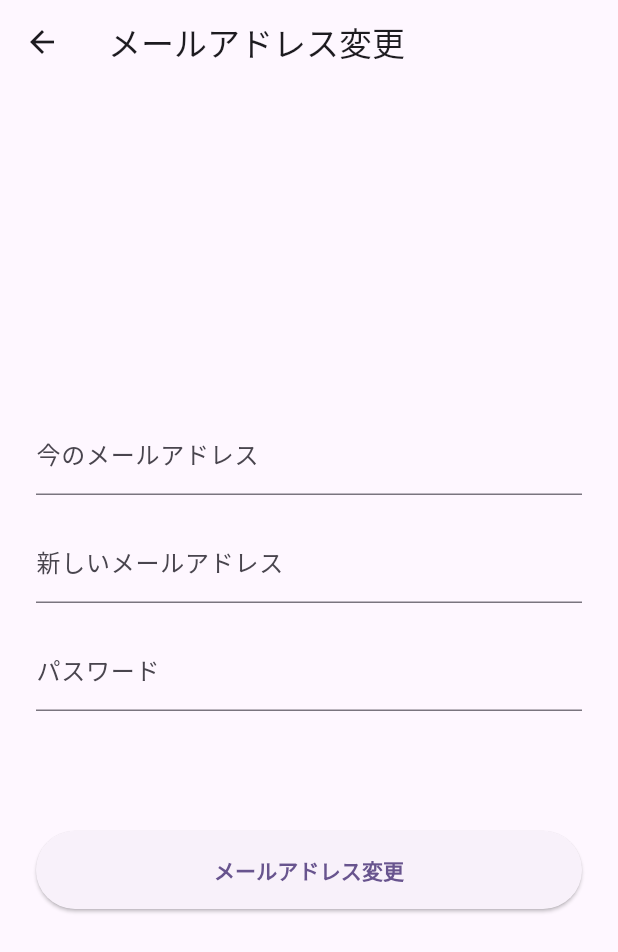
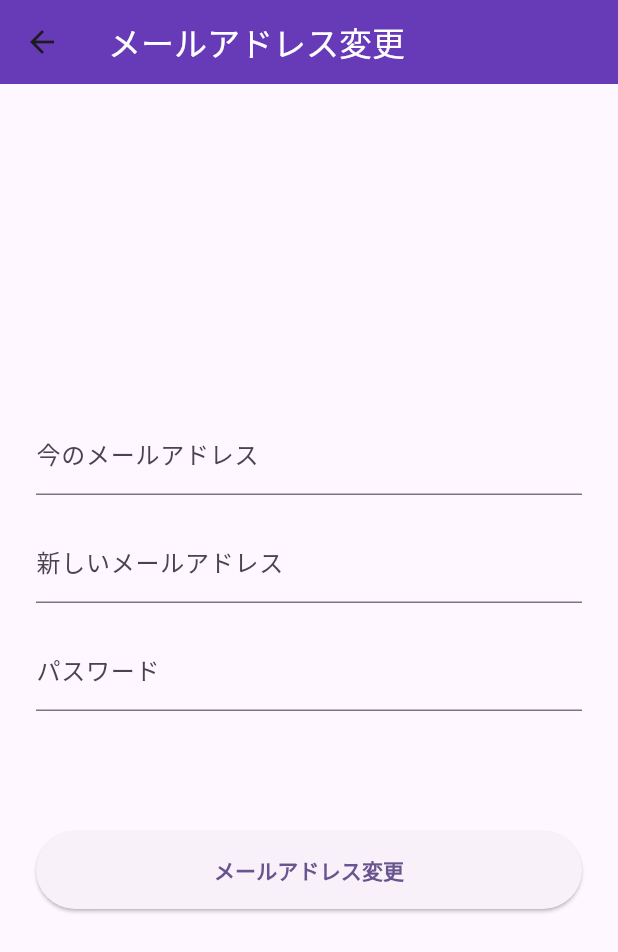
Before and after one commit to mosssssy/todo_20240422, a Flutter app: the EditEmailPage screen opened directly, on a phone screen of 412 x 824 dp. Shown: the top 952 px of the screen. Run offline on Flutter 3.47's test engine with Material 3 defaults, Android fonts, the phone set to English and light mode, and no system bars; our stand-ins replace cloud_firestore, firebase_auth, firebase_core, firebase_storage, fluttertoast, freezed_annotation and 1 more; accounts and stored records are empty.

```diff
--- a/lib/views/my_page/edit_emal/edit_email.dart
+++ b/lib/views/my_page/edit_emal/edit_email.dart
@@ -17,7 +17,15 @@ class EditEmailPage extends StatelessWidget {
     final TextEditingController passController = TextEditingController();
     emailController.text = myUserEmail;
     return Scaffold(
-      appBar: AppBar(title: const Text('メールアドレス変更')),
+      appBar: AppBar(
+        title: const Text(
+          'メールアドレス変更',
+          style: TextStyle(
+            color: Colors.white,
+          ),
+        ),
+        backgroundColor: Colors.deepPurple,
+      ),
       body: Padding(
         padding: const EdgeInsets.all(24.0),
         child: Form(
```
Also changed, not shown: lib/data_models/user_data/todo/todo.dart (added, +15 -0 lines), lib/data_models/user_data/todo/todo.freezed.dart (added), lib/data_models/user_data/todo/todo.g.dart (added).
